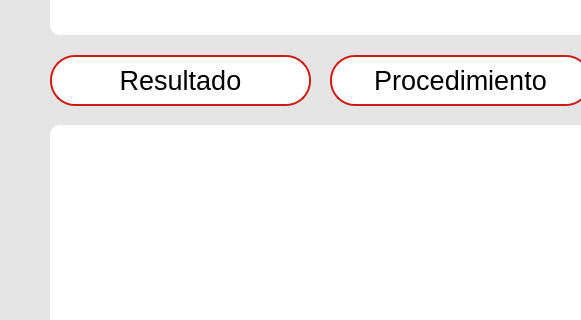
Qt form form.ui (JCarlos-GM/mathroots) before a commit; both pictures show x 0 to 581 and y 115 to 435 of the 1280 by 800 pixel window.
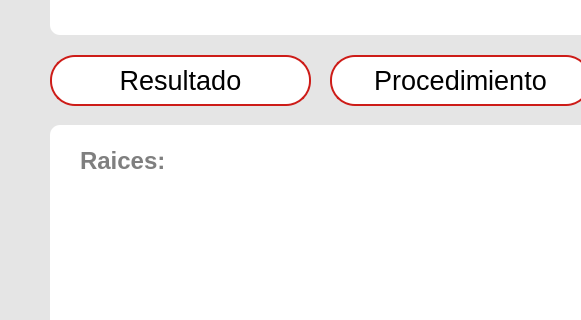
The same form after that commit. The open tabs and pages were chosen to show the change. Icons and pictures are not drawn.

```diff
--- a/form.ui
+++ b/form.ui
@@ -7424,7 +7424,990 @@
           </widget>
          </widget>
         </widget>
-        <widget class="QWidget" name="result_page_1"/>
+        <widget class="QWidget" name="result_page_1">
+         <widget class="QWidget" name="resultadosW" native="true">
+          <property name="geometry">
+           <rect>
+            <x>0</x>
+            <y>0</y>
+            <width>1151</width>
+            <height>501</height>
+           </rect>
+          </property>
+          <widget class="QLabel" name="label">
+           <property name="geometry">
+            <rect>
+             <x>20</x>
+             <y>10</y>
+             <width>421</width>
+             <height>31</height>
+            </rect>
+           </property>
+           <property name="palette">
+            <palette>
+             <active>
+              <colorrole role="WindowText">
+               <brush brushstyle="SolidPattern">
+                <color alpha="255">
+                 <red>127</red>
+                 <green>127</green>
+                 <blue>127</blue>
+                </color>
+               </brush>
+              </colorrole>
+              <colorrole role="Button">
+               <brush brushstyle="SolidPattern">
+                <color alpha="255">
+                 <red>255</red>
+                 <green>255</green>
+                 <blue>255</blue>
+                </color>
+               </brush>
+              </colorrole>
+              <colorrole role="Light">
+               <brush brushstyle="SolidPattern">
+                <color alpha="255">
+                 <red>255</red>
+                 <green>255</green>
+                 <blue>255</blue>
+                </color>
+               </brush>
+              </colorrole>
+              <colorrole role="Midlight">
+               <brush brushstyle="SolidPattern">
+                <color alpha="255">
+                 <red>255</red>
+                 <green>255</green>
+                 <blue>255</blue>
+                </color>
+               </brush>
+              </colorrole>
+              <colorrole role="Dark">
+               <brush brushstyle="SolidPattern">
+                <color alpha="255">
+                 <red>127</red>
+                 <green>127</green>
+                 <blue>127</blue>
+                </color>
+               </brush>
+              </colorrole>
+              <colorrole role="Mid">
+               <brush brushstyle="SolidPattern">
+                <color alpha="255">
+                 <red>170</red>
+                 <green>170</green>
+                 <blue>170</blue>
+                </color>
+               </brush>
+              </colorrole>
+              <colorrole role="Text">
+               <brush brushstyle="SolidPattern">
+                <color alpha="255">
+                 <red>0</red>
+                 <green>0</green>
+                 <blue>0</blue>
+                </color>
+               </brush>
+              </colorrole>
+              <colorrole role="BrightText">
+               <brush brushstyle="SolidPattern">
+                <color alpha="255">
+                 <red>255</red>
+                 <green>255</green>
+                 <blue>255</blue>
+                </color>
+               </brush>
+              </colorrole>
+              <colorrole role="ButtonText">
+               <brush brushstyle="SolidPattern">
+                <color alpha="255">
+                 <red>0</red>
+                 <green>0</green>
+                 <blue>0</blue>
+                </color>
+               </brush>
+              </colorrole>
+              <colorrole role="Base">
+               <brush brushstyle="SolidPattern">
+                <color alpha="255">
+                 <red>255</red>
+                 <green>255</green>
+                 <blue>255</blue>
+                </color>
+               </brush>
+              </colorrole>
+              <colorrole role="Window">
+               <brush brushstyle="SolidPattern">
+                <color alpha="255">
+                 <red>255</red>
+                 <green>255</green>
+                 <blue>255</blue>
+                </color>
+               </brush>
+              </colorrole>
+              <colorrole role="Shadow">
+               <brush brushstyle="SolidPattern">
+                <color alpha="255">
+                 <red>0</red>
+                 <green>0</green>
+                 <blue>0</blue>
+                </color>
+               </brush>
+              </colorrole>
+              <colorrole role="AlternateBase">
+               <brush brushstyle="SolidPattern">
+                <color alpha="255">
+                 <red>255</red>
+                 <green>255</green>
+                 <blue>255</blue>
+                </color>
+               </brush>
+              </colorrole>
+              <colorrole role="ToolTipBase">
+               <brush brushstyle="SolidPattern">
+                <color alpha="255">
+                 <red>255</red>
+                 <green>255</green>
+                 <blue>220</blue>
+                </color>
+               </brush>
+              </colorrole>
+              <colorrole role="ToolTipText">
+               <brush brushstyle="SolidPattern">
+                <color alpha="255">
+                 <red>0</red>
+                 <green>0</green>
+                 <blue>0</blue>
+                </color>
+               </brush>
+              </colorrole>
+              <colorrole role="PlaceholderText">
+               <brush brushstyle="SolidPattern">
+                <color alpha="127">
+                 <red>0</red>
+                 <green>0</green>
+                 <blue>0</blue>
+                </color>
+               </brush>
+              </colorrole>
+              <colorrole role="Accent">
+               <brush brushstyle="SolidPattern">
+                <color alpha="255">
+                 <red>255</red>
+                 <green>255</green>
+                 <blue>255</blue>
+                </color>
+               </brush>
+              </colorrole>
+             </active>
+             <inactive>
+              <colorrole role="WindowText">
+               <brush brushstyle="SolidPattern">
+                <color alpha="255">
+                 <red>127</red>
+                 <green>127</green>
+                 <blue>127</blue>
+                </color>
+               </brush>
+              </colorrole>
+              <colorrole role="Button">
+               <brush brushstyle="SolidPattern">
+                <color alpha="255">
+                 <red>255</red>
+                 <green>255</green>
+                 <blue>255</blue>
+                </color>
+               </brush>
+              </colorrole>
+              <colorrole role="Light">
+               <brush brushstyle="SolidPattern">
+                <color alpha="255">
+                 <red>255</red>
+                 <green>255</green>
+                 <blue>255</blue>
+                </color>
+               </brush>
+              </colorrole>
+              <colorrole role="Midlight">
+               <brush brushstyle="SolidPattern">
+                <color alpha="255">
+                 <red>255</red>
+                 <green>255</green>
+                 <blue>255</blue>
+                </color>
+               </brush>
+              </colorrole>
+              <colorrole role="Dark">
+               <brush brushstyle="SolidPattern">
+                <color alpha="255">
+                 <red>127</red>
+                 <green>127</green>
+                 <blue>127</blue>
+                </color>
+               </brush>
+              </colorrole>
+              <colorrole role="Mid">
+               <brush brushstyle="SolidPattern">
+                <color alpha="255">
+                 <red>170</red>
+                 <green>170</green>
+                 <blue>170</blue>
+                </color>
+               </brush>
+              </colorrole>
+              <colorrole role="Text">
+               <brush brushstyle="SolidPattern">
+                <color alpha="255">
+                 <red>0</red>
+                 <green>0</green>
+                 <blue>0</blue>
+                </color>
+               </brush>
+              </colorrole>
+              <colorrole role="BrightText">
+               <brush brushstyle="SolidPattern">
+                <color alpha="255">
+                 <red>255</red>
+                 <green>255</green>
+                 <blue>255</blue>
+                </color>
+               </brush>
+              </colorrole>
+              <colorrole role="ButtonText">
+               <brush brushstyle="SolidPattern">
+                <color alpha="255">
+                 <red>0</red>
+                 <green>0</green>
+                 <blue>0</blue>
+                </color>
+               </brush>
+              </colorrole>
+              <colorrole role="Base">
+               <brush brushstyle="SolidPattern">
+                <color alpha="255">
+                 <red>255</red>
+                 <green>255</green>
+                 <blue>255</blue>
+                </color>
+               </brush>
+              </colorrole>
+              <colorrole role="Window">
+               <brush brushstyle="SolidPattern">
+                <color alpha="255">
+                 <red>255</red>
+                 <green>255</green>
+                 <blue>255</blue>
+                </color>
+               </brush>
+              </colorrole>
+              <colorrole role="Shadow">
+               <brush brushstyle="SolidPattern">
+                <color alpha="255">
+                 <red>0</red>
+                 <green>0</green>
+                 <blue>0</blue>
+                </color>
+               </brush>
+              </colorrole>
+              <colorrole role="AlternateBase">
+               <brush brushstyle="SolidPattern">
+                <color alpha="255">
+                 <red>255</red>
+                 <green>255</green>
+                 <blue>255</blue>
+                </color>
+               </brush>
+              </colorrole>
+              <colorrole role="ToolTipBase">
+               <brush brushstyle="SolidPattern">
+                <color alpha="255">
+                 <red>255</red>
+                 <green>255</green>
+                 <blue>220</blue>
+                </color>
+               </brush>
+              </colorrole>
+              <colorrole role="ToolTipText">
+               <brush brushstyle="SolidPattern">
+                <color alpha="255">
+                 <red>0</red>
+                 <green>0</green>
+                 <blue>0</blue>
+                </color>
+               </brush>
+              </colorrole>
+              <colorrole role="PlaceholderText">
+               <brush brushstyle="SolidPattern">
+                <color alpha="127">
+                 <red>0</red>
+                 <green>0</green>
+                 <blue>0</blue>
+                </color>
+               </brush>
+              </colorrole>
+              <colorrole role="Accent">
+               <brush brushstyle="SolidPattern">
+                <color alpha="255">
+                 <red>255</red>
+                 <green>255</green>
+                 <blue>255</blue>
+                </color>
+               </brush>
+              </colorrole>
+             </inactive>
+             <disabled>
+              <colorrole role="WindowText">
+               <brush brushstyle="SolidPattern">
+                <color alpha="255">
+                 <red>127</red>
+                 <green>127</green>
+                 <blue>127</blue>
+                </color>
+               </brush>
+              </colorrole>
+              <colorrole role="Button">
+               <brush brushstyle="SolidPattern">
+                <color alpha="255">
+                 <red>255</red>
+                 <green>255</green>
+                 <blue>255</blue>
+                </color>
+               </brush>
+              </colorrole>
+              <colorrole role="Light">
+               <brush brushstyle="SolidPattern">
+                <color alpha="255">
+                 <red>255</red>
+                 <green>255</green>
+                 <blue>255</blue>
+                </color>
+               </brush>
+              </colorrole>
+              <colorrole role="Midlight">
+               <brush brushstyle="SolidPattern">
+                <color alpha="255">
+                 <red>255</red>
+                 <green>255</green>
+                 <blue>255</blue>
+                </color>
+               </brush>
+              </colorrole>
+              <colorrole role="Dark">
+               <brush brushstyle="SolidPattern">
+                <color alpha="255">
+                 <red>127</red>
+                 <green>127</green>
+                 <blue>127</blue>
+                </color>
+               </brush>
+              </colorrole>
+              <colorrole role="Mid">
+               <brush brushstyle="SolidPattern">
+                <color alpha="255">
+                 <red>170</red>
+                 <green>170</green>
+                 <blue>170</blue>
+                </color>
+               </brush>
+              </colorrole>
+              <colorrole role="Text">
+               <brush brushstyle="SolidPattern">
+                <color alpha="255">
+                 <red>127</red>
+                 <green>127</green>
+                 <blue>127</blue>
+                </color>
+               </brush>
+              </colorrole>
+              <colorrole role="BrightText">
+               <brush brushstyle="SolidPattern">
+                <color alpha="255">
+                 <red>255</red>
+                 <green>255</green>
+                 <blue>255</blue>
+                </color>
+               </brush>
+              </colorrole>
+              <colorrole role="ButtonText">
+               <brush brushstyle="SolidPattern">
+                <color alpha="255">
+                 <red>127</red>
+                 <green>127</green>
+                 <blue>127</blue>
+                </color>
+               </brush>
+              </colorrole>
+              <colorrole role="Base">
+               <brush brushstyle="SolidPattern">
+                <color alpha="255">
+                 <red>255</red>
+                 <green>255</green>
+                 <blue>255</blue>
+                </color>
+               </brush>
+              </colorrole>
+              <colorrole role="Window">
+               <brush brushstyle="SolidPattern">
+                <color alpha="255">
+                 <red>255</red>
+                 <green>255</green>
+                 <blue>255</blue>
+                </color>
+               </brush>
+              </colorrole>
+              <colorrole role="Shadow">
+               <brush brushstyle="SolidPattern">
+                <color alpha="255">
+                 <red>0</red>
+                 <green>0</green>
+                 <blue>0</blue>
+                </color>
+               </brush>
+              </colorrole>
+              <colorrole role="AlternateBase">
+               <brush brushstyle="SolidPattern">
+                <color alpha="255">
+                 <red>255</red>
+                 <green>255</green>
+                 <blue>255</blue>
+                </color>
+               </brush>
+              </colorrole>
+              <colorrole role="ToolTipBase">
+               <brush brushstyle="SolidPattern">
+                <color alpha="255">
+                 <red>255</red>
+                 <green>255</green>
+                 <blue>220</blue>
+                </color>
+               </brush>
+              </colorrole>
+              <colorrole role="ToolTipText">
+               <brush brushstyle="SolidPattern">
+                <color alpha="255">
+                 <red>0</red>
+                 <green>0</green>
+                 <blue>0</blue>
+                </color>
+               </brush>
+              </colorrole>
+              <colorrole role="PlaceholderText">
+               <brush brushstyle="SolidPattern">
+                <color alpha="127">
+                 <red>127</red>
+                 <green>127</green>
+                 <blue>127</blue>
+                </color>
+               </brush>
+              </colorrole>
+              <colorrole role="Accent">
+               <brush brushstyle="SolidPattern">
+                <color alpha="255">
+                 <red>255</red>
+                 <green>255</green>
+                 <blue>255</blue>
+                </color>
+               </brush>
+              </colorrole>
+             </disabled>
+            </palette>
+           </property>
+           <property name="font">
+            <font>
+             <pointsize>18</pointsize>
+             <bold>true</bold>
+            </font>
+           </property>
+           <property name="text">
+            <string>Raices:</string>
+           </property>
+          </widget>
+          <widget class="QTextEdit" name="result_roots">
+           <property name="geometry">
+            <rect>
+             <x>20</x>
+             <y>50</y>
+             <width>1111</width>
+             <height>441</height>
+            </rect>
+           </property>
+           <property name="palette">
+            <palette>
+             <active>
+              <colorrole role="WindowText">
+               <brush brushstyle="SolidPattern">
+                <color alpha="255">
+                 <red>0</red>
+                 <green>0</green>
+                 <blue>0</blue>
+                </color>
+               </brush>
+              </colorrole>
+              <colorrole role="Button">
+               <brush brushstyle="SolidPattern">
+                <color alpha="255">
+                 <red>255</red>
+                 <green>255</green>
+                 <blue>255</blue>
+                </color>
+               </brush>
+              </colorrole>
+              <colorrole role="Light">
+               <brush brushstyle="SolidPattern">
+                <color alpha="255">
+                 <red>255</red>
+                 <green>255</green>
+                 <blue>255</blue>
+                </color>
+               </brush>
+              </colorrole>
+              <colorrole role="Midlight">
+               <brush brushstyle="SolidPattern">
+                <color alpha="255">
+                 <red>255</red>
+                 <green>255</green>
+                 <blue>255</blue>
+                </color>
+               </brush>
+              </colorrole>
+              <colorrole role="Dark">
+               <brush brushstyle="SolidPattern">
+                <color alpha="255">
+                 <red>127</red>
+                 <green>127</green>
+                 <blue>127</blue>
+                </color>
+               </brush>
+              </colorrole>
+              <colorrole role="Mid">
+               <brush brushstyle="SolidPattern">
+                <color alpha="255">
+                 <red>170</red>
+                 <green>170</green>
+                 <blue>170</blue>
+                </color>
+               </brush>
+              </colorrole>
+              <colorrole role="Text">
+               <brush brushstyle="SolidPattern">
+                <color alpha="255">
+                 <red>0</red>
+                 <green>0</green>
+                 <blue>0</blue>
+                </color>
+               </brush>
+              </colorrole>
+              <colorrole role="BrightText">
+               <brush brushstyle="SolidPattern">
+                <color alpha="255">
+                 <red>255</red>
+                 <green>255</green>
+                 <blue>255</blue>
+                </color>
+               </brush>
+              </colorrole>
+              <colorrole role="ButtonText">
+               <brush brushstyle="SolidPattern">
+                <color alpha="255">
+                 <red>0</red>
+                 <green>0</green>
+                 <blue>0</blue>
+                </color>
+               </brush>
+              </colorrole>
+              <colorrole role="Base">
+               <brush brushstyle="SolidPattern">
+                <color alpha="255">
+                 <red>255</red>
+                 <green>255</green>
+                 <blue>255</blue>
+                </color>
+               </brush>
+              </colorrole>
+              <colorrole role="Window">
+               <brush brushstyle="SolidPattern">
+                <color alpha="255">
+                 <red>255</red>
+                 <green>255</green>
+                 <blue>255</blue>
+                </color>
+               </brush>
+              </colorrole>
+              <colorrole role="Shadow">
+               <brush brushstyle="SolidPattern">
+                <color alpha="255">
+                 <red>0</red>
+                 <green>0</green>
+                 <blue>0</blue>
+                </color>
+               </brush>
+              </colorrole>
+              <colorrole role="AlternateBase">
+               <brush brushstyle="SolidPattern">
+                <color alpha="255">
+                 <red>255</red>
+                 <green>255</green>
+                 <blue>255</blue>
+                </color>
+               </brush>
+              </colorrole>
+              <colorrole role="ToolTipBase">
+               <brush brushstyle="SolidPattern">
+                <color alpha="255">
+                 <red>255</red>
+                 <green>255</green>
+                 <blue>220</blue>
+                </color>
+               </brush>
+              </colorrole>
+              <colorrole role="ToolTipText">
+               <brush brushstyle="SolidPattern">
+                <color alpha="255">
+                 <red>0</red>
+                 <green>0</green>
+                 <blue>0</blue>
+                </color>
+               </brush>
+              </colorrole>
+              <colorrole role="PlaceholderText">
+               <brush brushstyle="SolidPattern">
+                <color alpha="127">
+                 <red>0</red>
+                 <green>0</green>
+                 <blue>0</blue>
+                </color>
+               </brush>
+              </colorrole>
+              <colorrole role="Accent">
+               <brush brushstyle="SolidPattern">
+                <color alpha="255">
+                 <red>255</red>
+                 <green>255</green>
+                 <blue>255</blue>
+                </color>
+               </brush>
+              </colorrole>
+             </active>
+             <inactive>
+              <colorrole role="WindowText">
+               <brush brushstyle="SolidPattern">
+                <color alpha="255">
+                 <red>0</red>
+                 <green>0</green>
+                 <blue>0</blue>
+                </color>
+               </brush>
+              </colorrole>
+              <colorrole role="Button">
+               <brush brushstyle="SolidPattern">
+                <color alpha="255">
+                 <red>255</red>
+                 <green>255</green>
+                 <blue>255</blue>
+                </color>
+               </brush>
+              </colorrole>
+              <colorrole role="Light">
+               <brush brushstyle="SolidPattern">
+                <color alpha="255">
+                 <red>255</red>
+                 <green>255</green>
+                 <blue>255</blue>
+                </color>
+               </brush>
+              </colorrole>
+              <colorrole role="Midlight">
+               <brush brushstyle="SolidPattern">
+                <color alpha="255">
+                 <red>255</red>
+                 <green>255</green>
+                 <blue>255</blue>
+                </color>
+               </brush>
+              </colorrole>
+              <colorrole role="Dark">
+               <brush brushstyle="SolidPattern">
+                <color alpha="255">
+                 <red>127</red>
+                 <green>127</green>
+                 <blue>127</blue>
+                </color>
+               </brush>
+              </colorrole>
+              <colorrole role="Mid">
+               <brush brushstyle="SolidPattern">
+                <color alpha="255">
+                 <red>170</red>
+                 <green>170</green>
+                 <blue>170</blue>
+                </color>
+               </brush>
+              </colorrole>
+              <colorrole role="Text">
+               <brush brushstyle="SolidPattern">
+                <color alpha="255">
+                 <red>0</red>
+                 <green>0</green>
+                 <blue>0</blue>
+                </color>
+               </brush>
+              </colorrole>
+              <colorrole role="BrightText">
+               <brush brushstyle="SolidPattern">
+                <color alpha="255">
+                 <red>255</red>
+                 <green>255</green>
+                 <blue>255</blue>
+                </color>
+               </brush>
+              </colorrole>
+              <colorrole role="ButtonText">
+               <brush brushstyle="SolidPattern">
+                <color alpha="255">
+                 <red>0</red>
+                 <green>0</green>
+                 <blue>0</blue>
+                </color>
+               </brush>
+              </colorrole>
+              <colorrole role="Base">
+               <brush brushstyle="SolidPattern">
+                <color alpha="255">
+                 <red>255</red>
+                 <green>255</green>
+                 <blue>255</blue>
+                </color>
+               </brush>
+              </colorrole>
+              <colorrole role="Window">
+               <brush brushstyle="SolidPattern">
+                <color alpha="255">
+                 <red>255</red>
+                 <green>255</green>
+                 <blue>255</blue>
+                </color>
+               </brush>
+              </colorrole>
+              <colorrole role="Shadow">
+               <brush brushstyle="SolidPattern">
+                <color alpha="255">
+                 <red>0</red>
+                 <green>0</green>
+                 <blue>0</blue>
+                </color>
+               </brush>
+              </colorrole>
+              <colorrole role="AlternateBase">
+               <brush brushstyle="SolidPattern">
+                <color alpha="255">
+                 <red>255</red>
+                 <green>255</green>
+                 <blue>255</blue>
+                </color>
+               </brush>
+              </colorrole>
+              <colorrole role="ToolTipBase">
+               <brush brushstyle="SolidPattern">
+                <color alpha="255">
+                 <red>255</red>
+                 <green>255</green>
+                 <blue>220</blue>
+                </color>
+               </brush>
+              </colorrole>
+              <colorrole role="ToolTipText">
+               <brush brushstyle="SolidPattern">
+                <color alpha="255">
+                 <red>0</red>
+                 <green>0</green>
+                 <blue>0</blue>
+                </color>
+               </brush>
+              </colorrole>
+              <colorrole role="PlaceholderText">
+               <brush brushstyle="SolidPattern">
+                <color alpha="127">
+                 <red>0</red>
+                 <green>0</green>
+                 <blue>0</blue>
+                </color>
+               </brush>
+              </colorrole>
+              <colorrole role="Accent">
+               <brush brushstyle="SolidPattern">
+                <color alpha="255">
+                 <red>255</red>
+                 <green>255</green>
+                 <blue>255</blue>
+                </color>
+               </brush>
+              </colorrole>
+             </inactive>
+             <disabled>
+              <colorrole role="WindowText">
+               <brush brushstyle="SolidPattern">
+                <color alpha="255">
+                 <red>127</red>
+                 <green>127</green>
+                 <blue>127</blue>
+                </color>
+               </brush>
+              </colorrole>
+              <colorrole role="Button">
+               <brush brushstyle="SolidPattern">
+                <color alpha="255">
+                 <red>255</red>
+                 <green>255</green>
+                 <blue>255</blue>
+                </color>
+               </brush>
+              </colorrole>
+              <colorrole role="Light">
+               <brush brushstyle="SolidPattern">
+                <color alpha="255">
+                 <red>255</red>
+                 <green>255</green>
+                 <blue>255</blue>
+                </color>
+               </brush>
+              </colorrole>
+              <colorrole role="Midlight">
+               <brush brushstyle="SolidPattern">
+                <color alpha="255">
+                 <red>255</red>
+                 <green>255</green>
+                 <blue>255</blue>
+                </color>
+               </brush>
+              </colorrole>
+              <colorrole role="Dark">
+               <brush brushstyle="SolidPattern">
+                <color alpha="255">
+                 <red>127</red>
+                 <green>127</green>
+                 <blue>127</blue>
+                </color>
+               </brush>
+              </colorrole>
+              <colorrole role="Mid">
+               <brush brushstyle="SolidPattern">
+                <color alpha="255">
+                 <red>170</red>
+                 <green>170</green>
+                 <blue>170</blue>
+                </color>
+               </brush>
+              </colorrole>
+              <colorrole role="Text">
+               <brush brushstyle="SolidPattern">
+                <color alpha="255">
+                 <red>127</red>
+                 <green>127</green>
+                 <blue>127</blue>
+                </color>
+               </brush>
+              </colorrole>
+              <colorrole role="BrightText">
+               <brush brushstyle="SolidPattern">
+                <color alpha="255">
+                 <red>255</red>
+                 <green>255</green>
+                 <blue>255</blue>
+                </color>
+               </brush>
+              </colorrole>
+              <colorrole role="ButtonText">
+               <brush brushstyle="SolidPattern">
+                <color alpha="255">
+                 <red>127</red>
+                 <green>127</green>
+                 <blue>127</blue>
+                </color>
+               </brush>
+              </colorrole>
+              <colorrole role="Base">
+               <brush brushstyle="SolidPattern">
+                <color alpha="255">
+                 <red>255</red>
+                 <green>255</green>
+                 <blue>255</blue>
+                </color>
+               </brush>
+              </colorrole>
+              <colorrole role="Window">
+               <brush brushstyle="SolidPattern">
+                <color alpha="255">
+                 <red>255</red>
+                 <green>255</green>
+                 <blue>255</blue>
+                </color>
+               </brush>
+              </colorrole>
+              <colorrole role="Shadow">
+               <brush brushstyle="SolidPattern">
+                <color alpha="255">
+                 <red>0</red>
+                 <green>0</green>
+                 <blue>0</blue>
+                </color>
+               </brush>
+              </colorrole>
+              <colorrole role="AlternateBase">
+               <brush brushstyle="SolidPattern">
+                <color alpha="255">
+                 <red>255</red>
+                 <green>255</green>
+                 <blue>255</blue>
+                </color>
+               </brush>
+              </colorrole>
+              <colorrole role="ToolTipBase">
+               <brush brushstyle="SolidPattern">
+                <color alpha="255">
+                 <red>255</red>
+                 <green>255</green>
+                 <blue>220</blue>
+                </color>
+               </brush>
+              </colorrole>
+              <colorrole role="ToolTipText">
+               <brush brushstyle="SolidPattern">
+                <color alpha="255">
+                 <red>0</red>
+                 <green>0</green>
+                 <blue>0</blue>
+                </color>
+               </brush>
+              </colorrole>
+              <colorrole role="PlaceholderText">
+               <brush brushstyle="SolidPattern">
+                <color alpha="127">
+                 <red>127</red>
+                 <green>127</green>
+                 <blue>127</blue>
+                </color>
+               </brush>
+              </colorrole>
+              <colorrole role="Accent">
+               <brush brushstyle="SolidPattern">
+                <color alpha="255">
+                 <red>255</red>
+                 <green>255</green>
+                 <blue>255</blue>
+                </color>
+               </brush>
+              </colorrole>
+             </disabled>
+            </palette>
+           </property>
+           <property name="font">
+            <font>
+             <pointsize>18</pointsize>
+            </font>
+           </property>
+          </widget>
+         </widget>
+        </widget>
         <widget class="QWidget" name="graphic_page_3">
          <widget class="QWidget" name="grafica_container" native="true">
           <property name="geometry">
```
Left out of the diff: 4 changed lines with no effect on the pictures.
